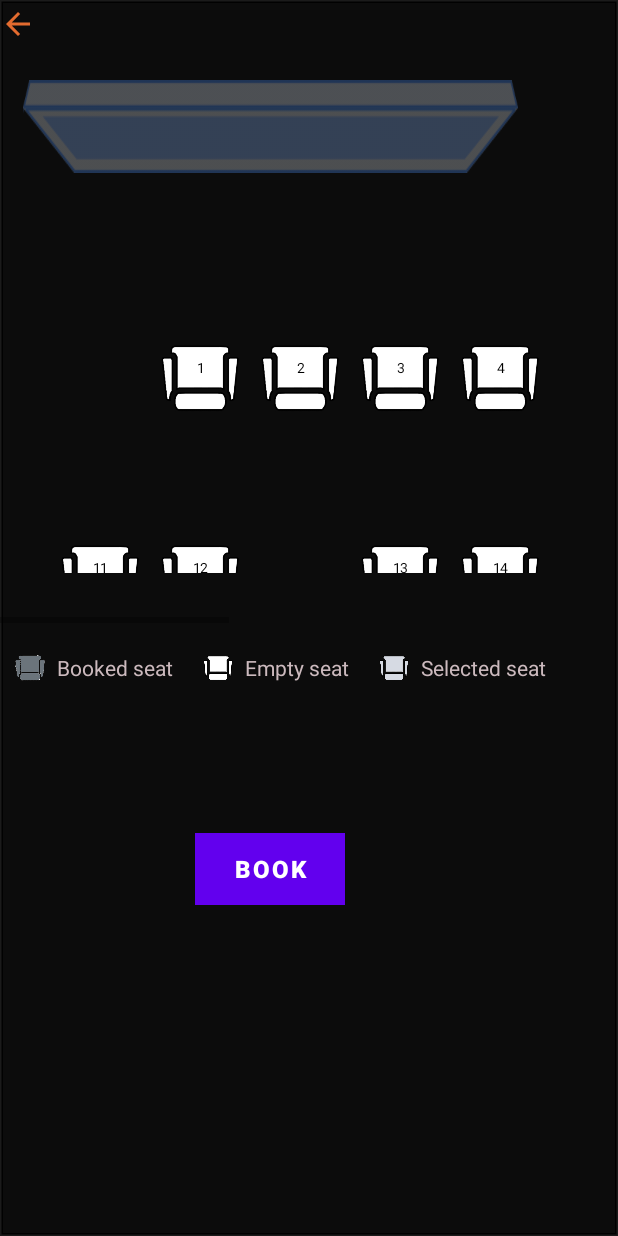
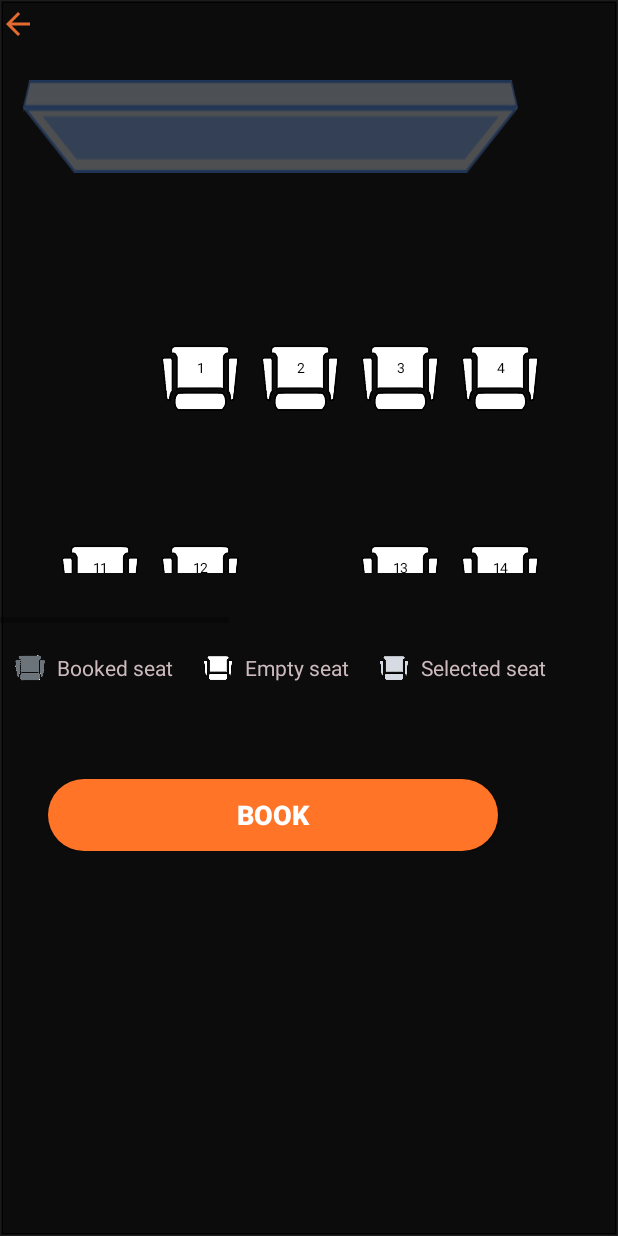
Before and after one commit to DaiNguyenThanh/BookingTicket, an Android app: the SeatActivity screen opened directly, with no data from a screen before it, on a phone screen of 412 x 824 dp. Run offline under Robolectric (Android 15) with nearby library versions, the phone set to English and light mode, and no system bars; our stand-ins replace Firebase (no records; nobody signed in at launch, a user with empty details on screens opened directly).

Commit message:
update view

```diff
--- a/app/build.gradle.kts
+++ b/app/build.gradle.kts
@@ -44,6 +44,7 @@ dependencies {
     implementation("com.google.firebase:firebase-auth:22.3.0")
     implementation("com.google.firebase:firebase-firestore:24.10.0")
     implementation("androidx.recyclerview:recyclerview:1.3.2")
+    implementation("com.google.firebase:firebase-database:20.3.0")
     testImplementation("junit:junit:4.13.2")
     androidTestImplementation("androidx.test.ext:junit:1.1.5")
     androidTestImplementation("androidx.test.espresso:espresso-core:3.5.1")
--- a/app/src/main/res/layout/activity_login.xml
+++ b/app/src/main/res/layout/activity_login.xml
@@ -85,6 +85,7 @@
                 android:layout_width="match_parent"
                 android:layout_height="wrap_content"
                 android:text="Don't have an account?"
+                android:layout_marginTop="20dp"
                 android:textAlignment="center"
                 android:textColor="@color/white"
                 android:textSize="16sp"/>
--- a/app/src/main/res/layout/activity_register.xml
+++ b/app/src/main/res/layout/activity_register.xml
@@ -107,7 +107,7 @@
                 android:layout_width="match_parent"
                 android:layout_height="wrap_content"
                 android:layout_marginStart="32dp"
-                android:layout_marginTop="64dp"
+                android:layout_marginTop="44dp"
                 android:layout_marginEnd="32dp"
                 android:background="@drawable/orange_btn_background"
                 android:text="register"
--- a/app/src/main/res/layout/booking_activity.xml
+++ b/app/src/main/res/layout/booking_activity.xml
@@ -188,6 +188,7 @@
                     android:layout_gravity="center"
                     android:backgroundTint="@color/orange"
                     android:paddingBottom="10dp"
+                    android:layout_marginTop="20dp"
                     android:text="Continue"
                     android:textStyle="bold"
                     app:layout_constraintBottom_toBottomOf="parent"
--- a/app/src/main/res/layout/seat_activity.xml
+++ b/app/src/main/res/layout/seat_activity.xml
@@ -103,20 +103,18 @@
 
             </LinearLayout>
 
-            <Button
+            <androidx.appcompat.widget.AppCompatButton
                 android:id="@+id/bookTicketsBttn"
-                android:layout_width="100dp"
+                android:layout_width="match_parent"
                 android:layout_height="wrap_content"
-                android:layout_marginStart="130dp"
-                android:layout_marginTop="100dp"
-                android:background="@color/orange"
-                android:backgroundTint="@color/orange"
-                android:padding="5dp"
+                android:layout_marginStart="32dp"
+                android:layout_marginTop="64dp"
+                android:layout_marginEnd="32dp"
+                android:background="@drawable/orange_btn_background"
                 android:text="Book"
                 android:textColor="@color/white"
-                android:textSize="16sp"
-                android:textStyle="bold"></Button>
-
+                android:textSize="18sp"
+                android:textStyle="bold" />
 
         </LinearLayout>
 
```
